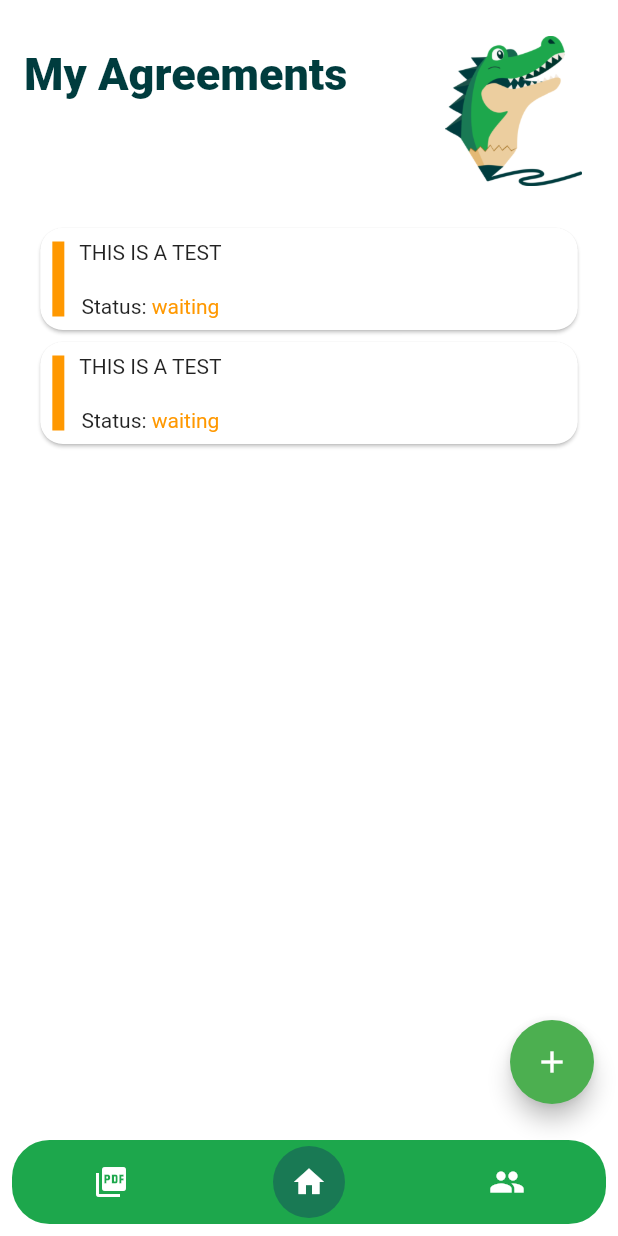
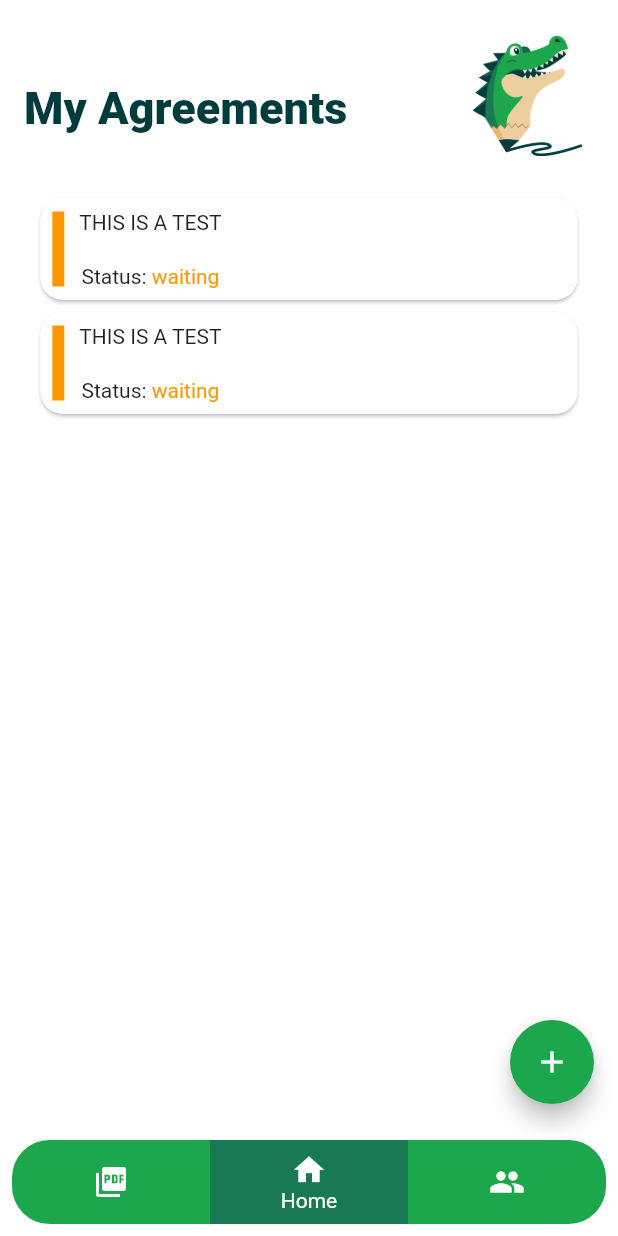
Before and after one commit to MrHup/CrocoSign, a Flutter app: the HomeScreen screen opened by its route, on a phone screen of 412 x 824 dp. Run offline on Flutter 3.47's test engine with Material 2 defaults, Android fonts, the phone set to English and light mode, and no system bars; drawn by our look-alikes of flutter_snake_navigationbar; our stand-ins replace country_picker, firebase_auth, firebase_core, firebase_database, flutter_dotenv, fluttertoast and 4 more; missing offline and left inert: flutter_to_pdf; accounts and stored records are empty; generated files the repository leaves out were written again; network calls fail.

Commit message:
Small UI adjustments

```diff
--- a/lib/screens/screen_create.dart
+++ b/lib/screens/screen_create.dart
@@ -78,7 +78,7 @@ class CreateScreen extends StatelessWidget {
                             Globals.context!, '/editable', (route) => false);
                       },
                       style: ElevatedButton.styleFrom(
-                        backgroundColor: Globals.primaryColor,
+                        backgroundColor: Globals.secondaryColor,
                         padding: const EdgeInsets.symmetric(
                             horizontal: 20, vertical: 14),
                         textStyle: const TextStyle(
--- a/lib/screens/screen_home.dart
+++ b/lib/screens/screen_home.dart
@@ -1,6 +1,7 @@
 import 'package:crocosign/screens/screen_agreements.dart';
 import 'package:crocosign/screens/screen_create.dart';
 import 'package:crocosign/screens/screen_profile.dart';
+import 'package:crocosign/static/globals.dart';
 import 'package:crocosign/widgets/bottom_nav_bar.dart';
 import 'package:flutter/material.dart';
 
@@ -47,7 +48,7 @@ class _HomeScreenState extends State<HomeScreen> {
                     _selectedIndex = 0;
                   });
                 },
-                backgroundColor: Colors.green,
+                backgroundColor: Globals.primaryColor,
                 child: const Icon(Icons.add),
               )
             : null,
--- a/lib/widgets/bottom_nav_bar.dart
+++ b/lib/widgets/bottom_nav_bar.dart
@@ -16,7 +16,7 @@ class _BottomNavBarState extends State<BottomNavBar> {
   Widget build(BuildContext context) {
     return SnakeNavigationBar.color(
       behaviour: SnakeBarBehaviour.floating,
-      snakeShape: SnakeShape.circle,
+      snakeShape: SnakeShape.rectangle,
       shape: RoundedRectangleBorder(
         borderRadius: BorderRadius.circular(25),
       ),
@@ -38,8 +38,8 @@ class _BottomNavBarState extends State<BottomNavBar> {
       },
       items: const [
         BottomNavigationBarItem(
-            icon: Icon(Icons.picture_as_pdf), label: 'New Doc'),
-        BottomNavigationBarItem(icon: Icon(Icons.home), label: 'PDF'),
+            icon: Icon(Icons.picture_as_pdf), label: 'Generate'),
+        BottomNavigationBarItem(icon: Icon(Icons.home), label: 'Home'),
         BottomNavigationBarItem(icon: Icon(Icons.people), label: 'Profile'),
         // BottomNavigationBarItem(icon: Icon(Icons.search), label: 'search')
       ],
--- a/lib/widgets/logo_banner.dart
+++ b/lib/widgets/logo_banner.dart
@@ -12,7 +12,7 @@ class LogoBanner extends StatelessWidget {
       padding: const EdgeInsets.all(16.0),
       child: Row(
         mainAxisAlignment: MainAxisAlignment.spaceBetween,
-        crossAxisAlignment: CrossAxisAlignment.start,
+        crossAxisAlignment: CrossAxisAlignment.center,
         children: [
           Padding(
             padding: const EdgeInsets.only(top: 16.0),
@@ -26,7 +26,7 @@ class LogoBanner extends StatelessWidget {
             padding: EdgeInsets.all(8.0),
             child: Image(
               image: AssetImage('assets/logo.png'),
-              height: 100,
+              height: 80,
             ),
           ),
         ],
```
Also changed, not shown: lib/screens/screen_profile.dart (+7 -1 lines), lib/widgets/country_picker.dart (+2 -8 lines), lib/widgets/long_input_field.dart (+3 -13 lines), lib/widgets/short_input_field.dart (+3 -13 lines), assets/logo_text.png.
